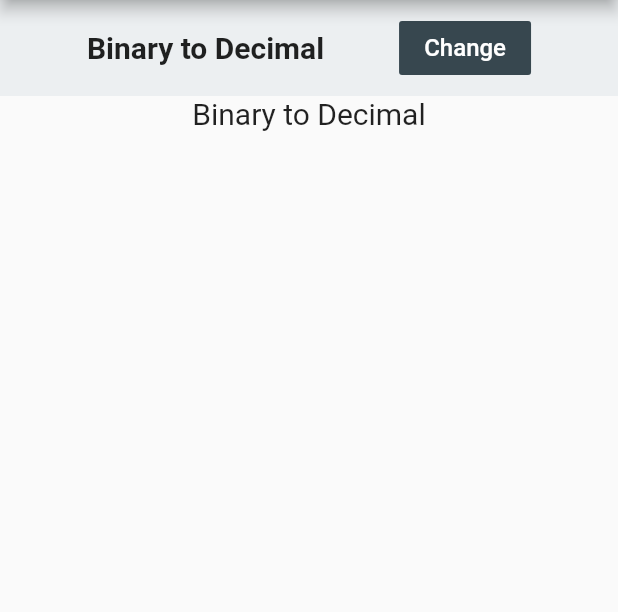
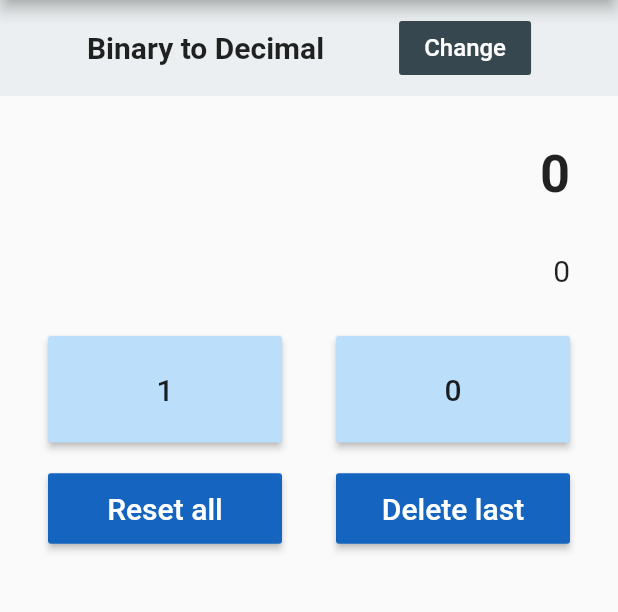
Before and after one commit to stevensc07/BinaryToDecimal-and-DecimalToBinary-Calculatore, a Flutter app: the screen it shows after launch, on a phone screen of 412 x 824 dp, the part 84-696 px from its top. Run offline on Flutter 3.47's test engine with Material 2 defaults, Android fonts, the phone set to English and light mode, and no system bars.

Commit message:
Implement Binary to Decimal

```diff
--- a/lib/widgets/binToDec.dart
+++ b/lib/widgets/binToDec.dart
@@ -2,24 +2,172 @@ import 'package:F_202030_SimpleStateProvider/model/single_model.dart';
 import 'package:flutter/material.dart';
 import 'package:provider/provider.dart';
 
-class BinToDec extends StatelessWidget {
+class BinToDec extends StatefulWidget {
+  @override
+  _BinToDecState createState() => _BinToDecState();
+}
+
+class _BinToDecState extends State<BinToDec> {
+  String _binary = "0";
+  String _decimal = "0";
+
   @override
   Widget build(BuildContext context) {
     return ChangeNotifierProvider<SingleModel>(
       create: (context) => SingleModel(),
       child: Container(
-        width: double.infinity,
-        child: Column(
-          children: [
-            Text(
-              "Binary to Decimal",
-              style: TextStyle(
-                fontSize: 20.0,
+        child: Padding(
+          padding: const EdgeInsets.all(16.0),
+          child: Column(
+            crossAxisAlignment: CrossAxisAlignment.stretch,
+            children: <Widget>[
+              Container(
+                padding: const EdgeInsets.all(16.0),
+                alignment: Alignment.centerRight,
+                child: Text(
+                  '$_decimal',
+                  textAlign: TextAlign.right,
+                  style: TextStyle(fontWeight: FontWeight.bold, fontSize: 35),
+                ),
               ),
-            ),
-          ],
+              Container(
+                padding: const EdgeInsets.all(16.0),
+                alignment: Alignment.centerRight,
+                child: Text(
+                  '$_binary',
+                  style: TextStyle(
+                    fontSize: 20,
+                  ),
+                ),
+              ),
+              SizedBox(
+                height: 16.0,
+              ),
+              Row(children: <Widget>[
+                Expanded(
+                  child: Container(
+                    margin: EdgeInsets.fromLTRB(16, 0, 8, 0),
+                    child: MaterialButton(
+                      color: Colors.blue[100],
+                      child: Padding(
+                        padding: const EdgeInsets.fromLTRB(0, 24, 0, 24),
+                        child: Text(
+                          "1",
+                          style: TextStyle(
+                            fontSize: 20,
+                          ),
+                        ),
+                      ),
+                      onPressed: () {
+                        setState(() {
+                          _binary = _binary + "1";
+                          convertToDecimal();
+                        });
+                      },
+                    ),
+                  ),
+                ),
+                SizedBox(
+                  width: 20.0,
+                ),
+                Expanded(
+                  child: Container(
+                    margin: EdgeInsets.fromLTRB(8, 0, 16, 0),
+                    child: MaterialButton(
+                      color: Colors.blue[100],
+                      child: Padding(
+                        padding: const EdgeInsets.fromLTRB(0, 24, 0, 24),
+                        child: Text(
+                          "0",
+                          style: TextStyle(
+                            fontSize: 20,
+                          ),
+                        ),
+                      ),
+                      onPressed: () {
+                        setState(() {
+                          _binary = _binary + "0";
+                          convertToDecimal();
+                        });
+                      },
+                    ),
+                  ),
+                ),
+              ]),
+              SizedBox(height: 20.0),
+              Row(
+                children: [
+                  Expanded(
+                    flex: 1,
+                    child: Container(
+                      margin: EdgeInsets.fromLTRB(16, 0, 8, 0),
+                      child: MaterialButton(
+                        color: Colors.blue[800],
+                        onPressed: () {
+                          setState(() {
+                            _binary = "0";
+                            _decimal = "0";
+                          });
+                        },
+                        child: Padding(
+                          padding: const EdgeInsets.fromLTRB(0, 12, 0, 12),
+                          child: Text(
+                            "Reset all",
+                            style: new TextStyle(
+                              fontSize: 20.0,
+                              color: Colors.white,
+                            ),
+                          ),
+                        ),
+                      ),
+                    ),
+                  ),
+                  SizedBox(
+                    width: 20.0,
+                  ),
+                  Expanded(
+                    flex: 1,
+                    child: Container(
+                      margin: EdgeInsets.fromLTRB(8, 0, 16, 0),
+                      child: MaterialButton(
+                        color: Colors.blue[800],
+                        onPressed: () {
+                          setState(() {
+                            if (_binary.length == 1) {
+                              _binary = "0";
+                            }
+                            if (_binary.length > 1) {
+                              _binary =
+                                  _binary.substring(0, _binary.length - 1);
+                            }
+                            convertToDecimal();
+                          });
+                        },
+                        child: Padding(
+                          padding: const EdgeInsets.fromLTRB(0, 12, 0, 12),
+                          child: Text(
+                            "Delete last",
+                            style: new TextStyle(
+                              fontSize: 20.0,
+                              color: Colors.white,
+                            ),
+                          ),
+                        ),
+                      ),
+                    ),
+                  ),
+                ],
+              ),
+            ],
+          ),
         ),
       ),
     );
   }
+
+  void convertToDecimal() {
+    setState(() {
+      _decimal = int.parse(_binary, radix: 2).toRadixString(10);
+    });
+  }
 }
--- a/lib/widgets/decToBin.dart
+++ b/lib/widgets/decToBin.dart
@@ -2,7 +2,12 @@ import 'package:F_202030_SimpleStateProvider/model/single_model.dart';
 import 'package:flutter/material.dart';
 import 'package:provider/provider.dart';
 
-class DecToBin extends StatelessWidget {
+class DecToBin extends StatefulWidget {
+  @override
+  _DecToBinState createState() => _DecToBinState();
+}
+
+class _DecToBinState extends State<DecToBin> {
   @override
   Widget build(BuildContext context) {
     return ChangeNotifierProvider<SingleModel>(
@@ -17,7 +22,6 @@ class DecToBin extends StatelessWidget {
                 fontSize: 20,
               ),
             ),
-            //OneRow()
           ],
         ),
       ),
```
